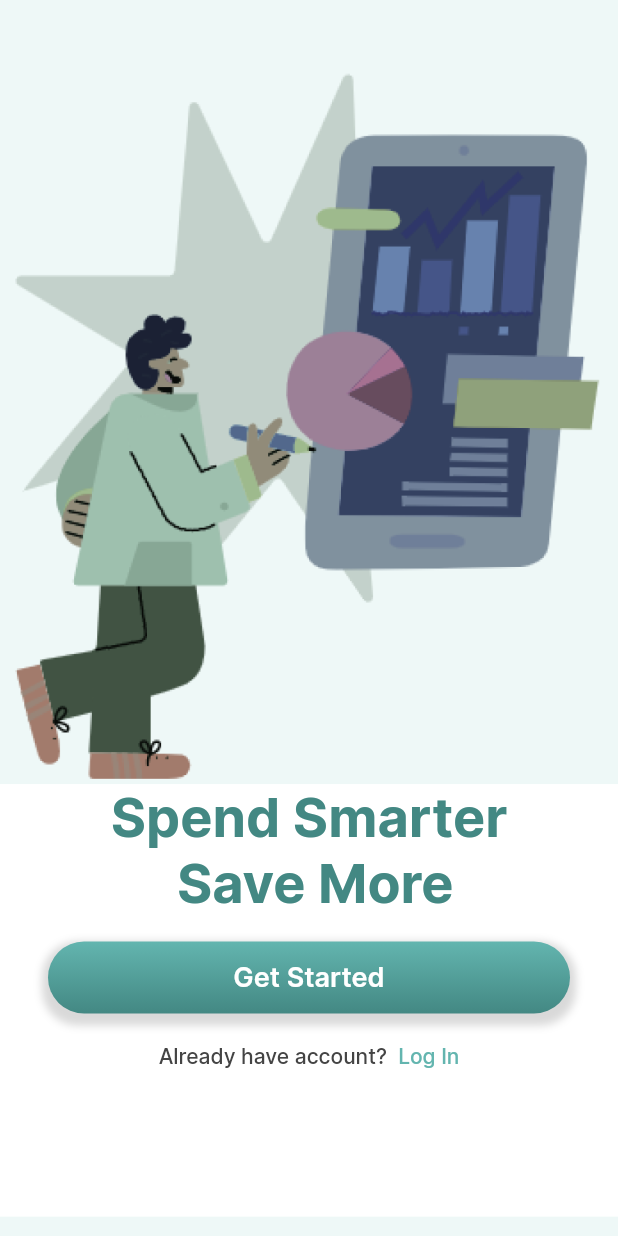
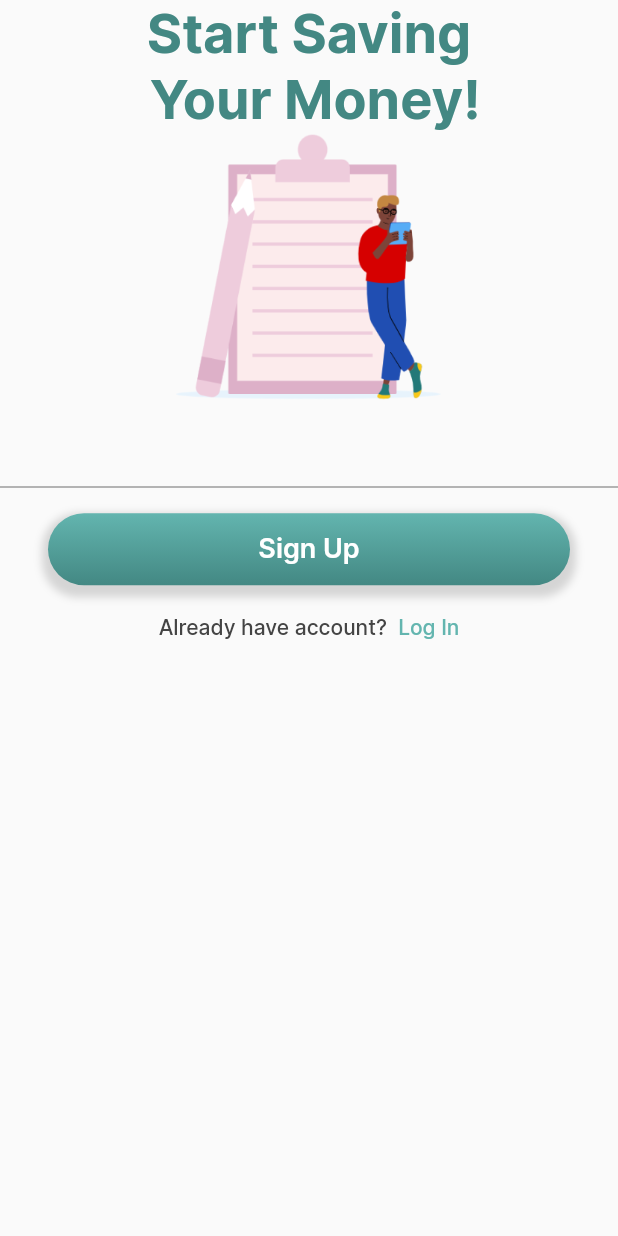
Before and after one commit to thyagosouza/financial_app, a Flutter app: the screen it shows after launch, on a phone screen of 412 x 824 dp. Run offline on Flutter 3.47's test engine with Material 2 defaults, Android fonts, the phone set to English and light mode, and no system bars.

Commit message:
Parte 11 - Sign Up Page, TextFormField e TextField

```diff
--- /dev/null
+++ b/lib/features/signup/singup_page.dart
@@ -0,0 +1,61 @@
+import 'dart:developer';
+
+import 'package:finance_app/common/widgets/multi_text_button_widget.dart';
+import 'package:finance_app/common/widgets/primary_button_widget.dart';
+import 'package:flutter/material.dart';
+
+import '../../common/constants/app_colors.dart';
+import '../../common/constants/app_text_styles.dart';
+
+class SingupPage extends StatelessWidget {
+  const SingupPage({Key? key}) : super(key: key);
+
+  @override
+  Widget build(BuildContext context) {
+    return Scaffold(
+      body: ListView(
+        children: [
+          Container(
+            width: double.infinity,
+            child: Text(
+              'Start Saving \n Your Money!',
+              textAlign: TextAlign.center,
+              style: AppTextStyles.onboarding
+                  .copyWith(color: AppColors.greenLight2),
+            ),
+          ),
+          Image.asset('assets/images/signup.png'),
+          SizedBox(
+            height: 10,
+          ),
+          TextFormField(),
+          Padding(
+            padding: const EdgeInsets.fromLTRB(32, 17, 32, 4),
+            child: PrimaryButtonWidget(
+              text: 'Sign Up',
+              onPressed: () => log('Sign Up'),
+              sizeH: 48,
+            ),
+          ),
+          MultiTextButtonWidget(
+            children: [
+              Text(
+                'Already have account?  ',
+                style: AppTextStyles.smallText.copyWith(
+                  color: AppColors.greyDark,
+                ),
+              ),
+              Text(
+                'Log In',
+                style: AppTextStyles.smallText.copyWith(
+                  color: AppColors.greenLight1,
+                ),
+              ),
+            ],
+            onPressed: () {},
+          ),
+        ],
+      ),
+    );
+  }
+}
--- a/lib/my_app.dart
+++ b/lib/my_app.dart
@@ -1,4 +1,5 @@
 import 'package:finance_app/features/onboarding/onboarding_page.dart';
+import 'package:finance_app/features/signup/singup_page.dart';
 import 'package:finance_app/features/splash/splash_page.dart';
 import 'package:flutter/material.dart';
 
@@ -11,7 +12,8 @@ class MyApp extends StatelessWidget {
       home: Scaffold(
         //body: Container(),
         // body: SplashPage(),
-        body: OnboardingPage(),
+        //body: OnboardingPage(),
+        body: SingupPage(),
       ),
     );
   }
```
